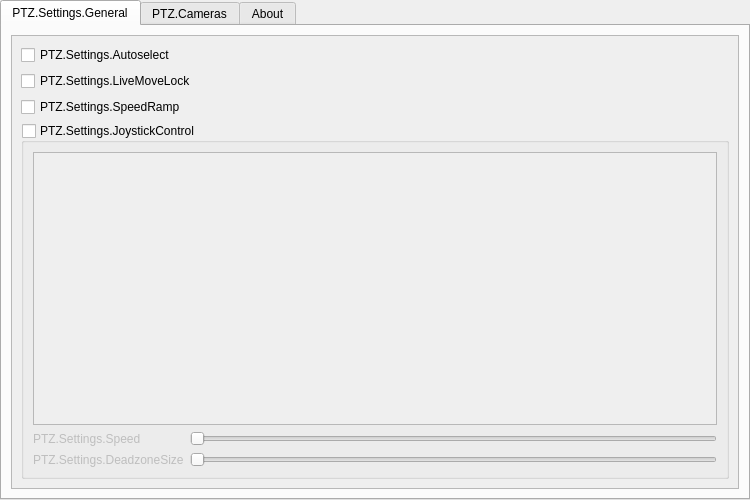
glikely/obs-ptz, file src/settings.ui: the form before one commit.
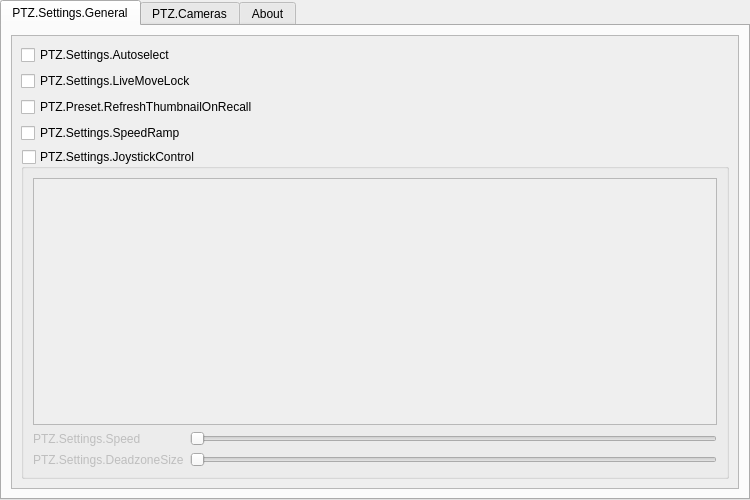
The form after the commit. Custom widgets are drawn as their Qt base class.

Commit message:
presets: refresh a thumbnail when its preset is recalled
Add a global "Refresh preset thumbnail when recalled" option, on by
default, in the preset list's context menu and the settings dialog. When
on, the preset's thumbnail is recaptured 3 seconds after a recall, once
the camera has had time to arrive. A newer recall cancels a pending
capture.

The edit to the form file:
```diff
--- a/src/settings.ui
+++ b/src/settings.ui
@@ -71,6 +71,13 @@
              </property>
             </widget>
            </item>
+           <item>
+            <widget class="QCheckBox" name="refreshThumbnailCheckBox">
+             <property name="text">
+              <string>PTZ.Preset.RefreshThumbnailOnRecall</string>
+             </property>
+            </widget>
+           </item>
            <item>
             <widget class="QCheckBox" name="speedRampCheckBox">
              <property name="toolTip">
```
The commit also changes 6 other files.
